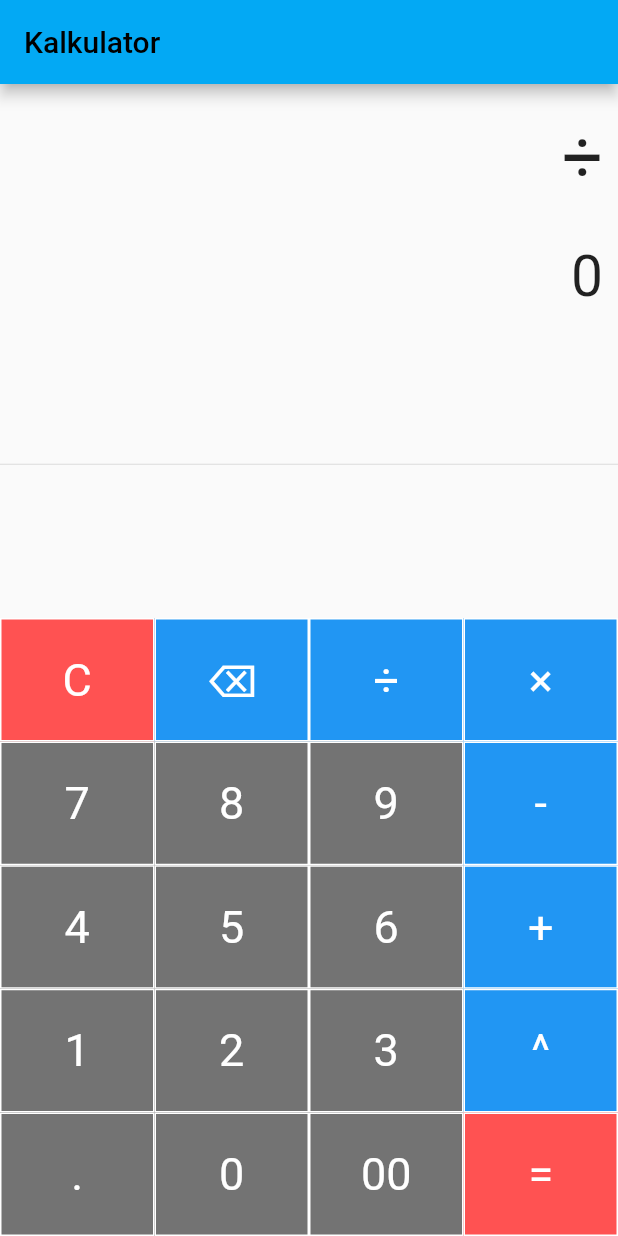
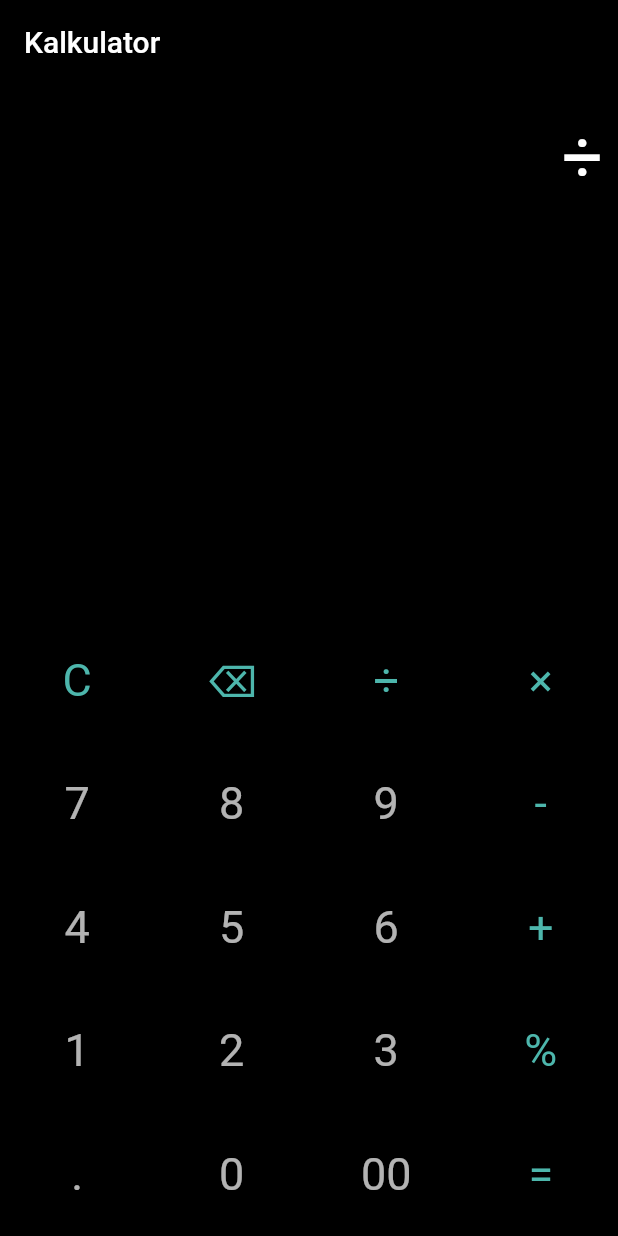
Before and after one commit to tbrama/kalkulatorApp, a Flutter app: the screen it shows after launch, after a tap on an icon or button, on a phone screen of 412 x 824 dp. Run offline on Flutter 3.47's test engine with Material 2 defaults, Android fonts, the phone set to English and light mode, and no system bars; our stand-ins replace math_expressions.

Commit message:
kalkulator

```diff
--- a/kalkulator/lib/main.dart
+++ b/kalkulator/lib/main.dart
@@ -24,8 +24,8 @@ class SimpleCalculator extends StatefulWidget {
 
 class _SimpleCalculatorState extends State<SimpleCalculator> {
 
-  String equation = "0";
-  String result = "0";
+  String equation = "";
+  String result = "";
   String expression = "";
   double equationFontSize = 38.0;
   double resultFontSize = 48.0;
@@ -33,8 +33,8 @@ class _SimpleCalculatorState extends State<SimpleCalculator> {
   buttonPressed(String buttonText){
     setState(() {
       if(buttonText == "C"){
-        equation = "0";
-        result = "0";
+        equation = "";
+        result = "";
         equationFontSize = 38.0;
         resultFontSize = 48.0;
       }
@@ -55,6 +55,7 @@ class _SimpleCalculatorState extends State<SimpleCalculator> {
         expression = equation;
         expression = expression.replaceAll('×', '*');
         expression = expression.replaceAll('÷', '/');
+        expression = expression.replaceAll('%', '/100');
 
         try{
           Parser p = Parser();
@@ -80,27 +81,20 @@ class _SimpleCalculatorState extends State<SimpleCalculator> {
     });
   }
 
-  Widget buildButton(String buttonText, double buttonHeight, Color buttonColor){
+  Widget buildButton(String buttonText, double buttonHeight, Color textColor){
     return Container(
       height: MediaQuery.of(context).size.height * 0.1 * buttonHeight,
-      color: buttonColor,
-      child: FlatButton(
-          shape: RoundedRectangleBorder(
-              borderRadius: BorderRadius.circular(0.0),
-              side: BorderSide(
-                  color: Colors.white,
-                  width: 1,
-                  style: BorderStyle.solid
-              )
+      child: OutlinedButton(
+          style: OutlinedButton.styleFrom(
+            padding: EdgeInsets.all(16.0),
           ),
-          padding: EdgeInsets.all(16.0),
           onPressed: () => buttonPressed(buttonText),
           child: Text(
             buttonText,
             style: TextStyle(
                 fontSize: 30.0,
                 fontWeight: FontWeight.normal,
-                color: Colors.white
+                color: textColor
             ),
           )
       ),
@@ -111,22 +105,27 @@ class _SimpleCalculatorState extends State<SimpleCalculator> {
   @override
   Widget build(BuildContext context) {
     return Scaffold(
-      appBar: AppBar(title: Text('Kalkulator')),
+      backgroundColor: Colors.black,
+      appBar: AppBar(title: Text('Kalkulator', style: TextStyle(color: Colors.white)), backgroundColor: Colors.black,),
       body: Column(
         children: <Widget>[
+          Container(
 
-
-          Container(
             alignment: Alignment.centerRight,
             padding: EdgeInsets.fromLTRB(10, 20, 10, 0),
-            child: Text(equation, style: TextStyle(fontSize: equationFontSize),),
+            child: Text(equation,
+              style: TextStyle(
+                fontSize: equationFontSize,
+                color: Colors.white
+                ),),
           ),
-
-
           Container(
             alignment: Alignment.centerRight,
             padding: EdgeInsets.fromLTRB(10, 30, 10, 0),
-            child: Text(result, style: TextStyle(fontSize: resultFontSize),),
+            child: Text(result,
+              style: TextStyle(
+                fontSize: resultFontSize,
+                color: Colors.teal.shade300),),
           ),
 
 
@@ -144,41 +143,41 @@ class _SimpleCalculatorState extends State<SimpleCalculator> {
                   children: [
                     TableRow(
                       children: [
-                        buildButton("C", 1, Colors.redAccent),
-                        buildButton("⌫", 1, Colors.blue),
-                        buildButton("÷", 1, Colors.blue),
+                        buildButton("C", 1, Colors.teal.shade300),
+                        buildButton("⌫", 1, Colors.teal.shade300),
+                        buildButton("÷", 1, Colors.teal.shade300),
                       ]
                     ),
 
                     TableRow(
                         children: [
-                          buildButton("7", 1, Colors.black54),
-                          buildButton("8", 1, Colors.black54),
-                          buildButton("9", 1, Colors.black54),
+                          buildButton("7", 1, Colors.white70),
+                          buildButton("8", 1, Colors.white70),
+                          buildButton("9", 1, Colors.white70),
                         ]
                     ),
 
                     TableRow(
                         children: [
-                          buildButton("4", 1, Colors.black54),
-                          buildButton("5", 1, Colors.black54),
-                          buildButton("6", 1, Colors.black54),
+                          buildButton("4", 1, Colors.white70),
+                          buildButton("5", 1, Colors.white70),
+                          buildButton("6", 1, Colors.white70),
                         ]
                     ),
 
                     TableRow(
                         children: [
-                          buildButton("1", 1, Colors.black54),
-                          buildButton("2", 1, Colors.black54),
-                          buildButton("3", 1, Colors.black54),
+                          buildButton("1", 1, Colors.white70),
+                          buildButton("2", 1, Colors.white70),
+                          buildButton("3", 1, Colors.white70),
                         ]
                     ),
 
                     TableRow(
                         children: [
-                          buildButton(".", 1, Colors.black54),
-                          buildButton("0", 1, Colors.black54),
-                          buildButton("00", 1, Colors.black54),
+                          buildButton(".", 1, Colors.white70),
+                          buildButton("0", 1, Colors.white70),
+                          buildButton("00", 1, Colors.white70),
                         ]
                     ),
                   ],
@@ -192,31 +191,31 @@ class _SimpleCalculatorState extends State<SimpleCalculator> {
                   children: [
                     TableRow(
                         children: [
-                          buildButton("×", 1, Colors.blue),
+                          buildButton("×", 1, Colors.teal.shade300),
                         ]
                     ),
 
                     TableRow(
                         children: [
-                          buildButton("-", 1, Colors.blue),
+                          buildButton("-", 1, Colors.teal.shade300),
                         ]
                     ),
 
                     TableRow(
                         children: [
-                          buildButton("+", 1, Colors.blue),
+                          buildButton("+", 1, Colors.teal.shade300),
                         ]
                     ),
 
                     TableRow(
                         children: [
-                          buildButton("^", 1, Colors.blue),
+                          buildButton("%", 1, Colors.teal.shade300),
                         ]
                     ),
 
                     TableRow(
                         children: [
-                          buildButton("=", 1, Colors.redAccent),
+                          buildButton("=", 1, Colors.teal.shade300),
                         ]
                     ),
                   ],
```
